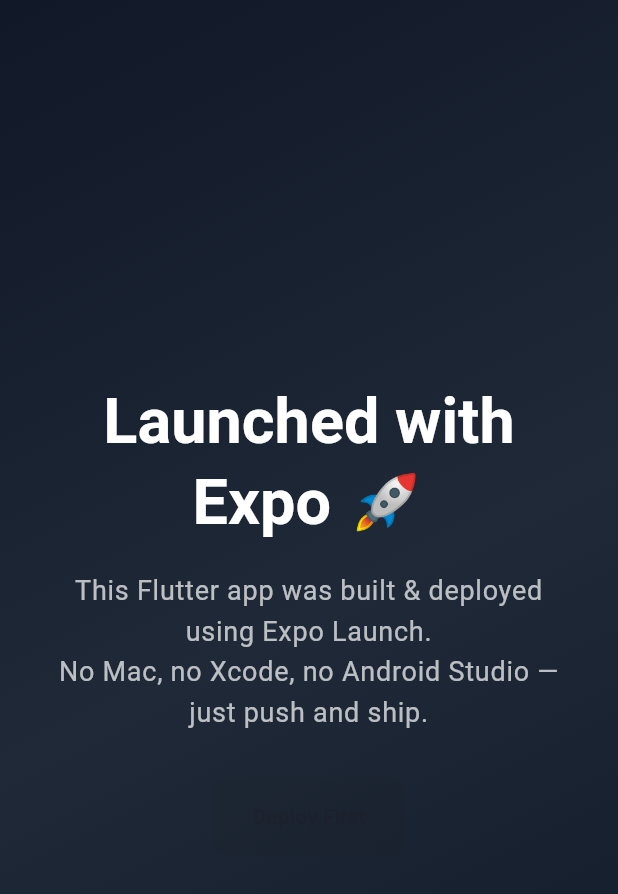
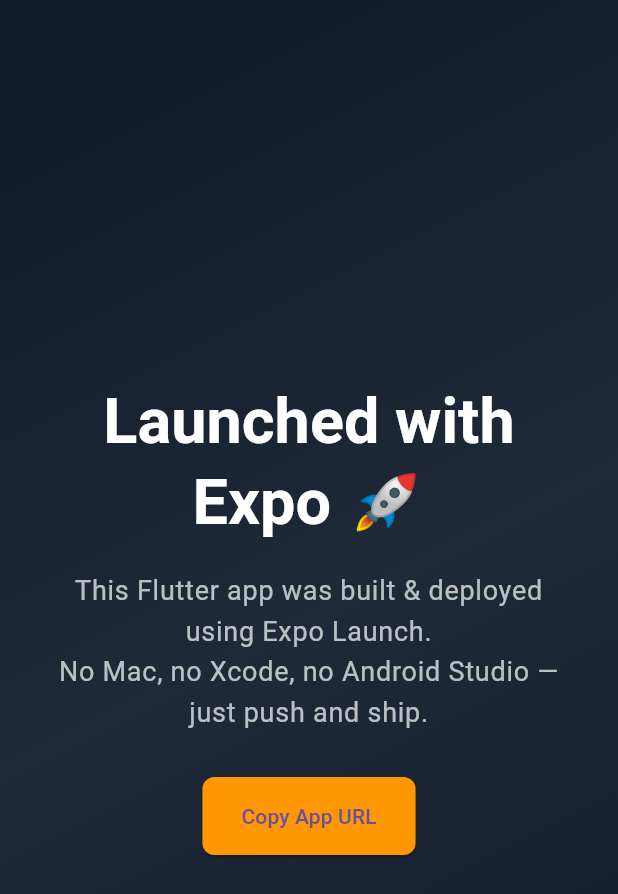
Before and after one commit to patrickbeaino/flutter_web_demo, a Flutter app: the screen it shows after launch, on a phone screen of 412 x 824 dp. Shown: the top 894 px of the screen. Run offline on Flutter 3.47's test engine with Material 3 defaults, Android fonts, the phone set to English and light mode, and no system bars.

Commit message:
Added url

```diff
--- a/lib/main.dart
+++ b/lib/main.dart
@@ -36,7 +36,8 @@ class LaunchDemoApp extends StatelessWidget {
 class LandingPage extends StatelessWidget {
   const LandingPage({super.key});
 
-  final String deployedUrl = ""; // <--- PUT YOUR EXPO URL HERE AFTER DEPLOY
+  final String deployedUrl =
+      "https://flutter-web-demo.expo.app"; // <--- PUT YOUR EXPO URL HERE AFTER DEPLOY
 
   @override
   Widget build(BuildContext context) {
```
